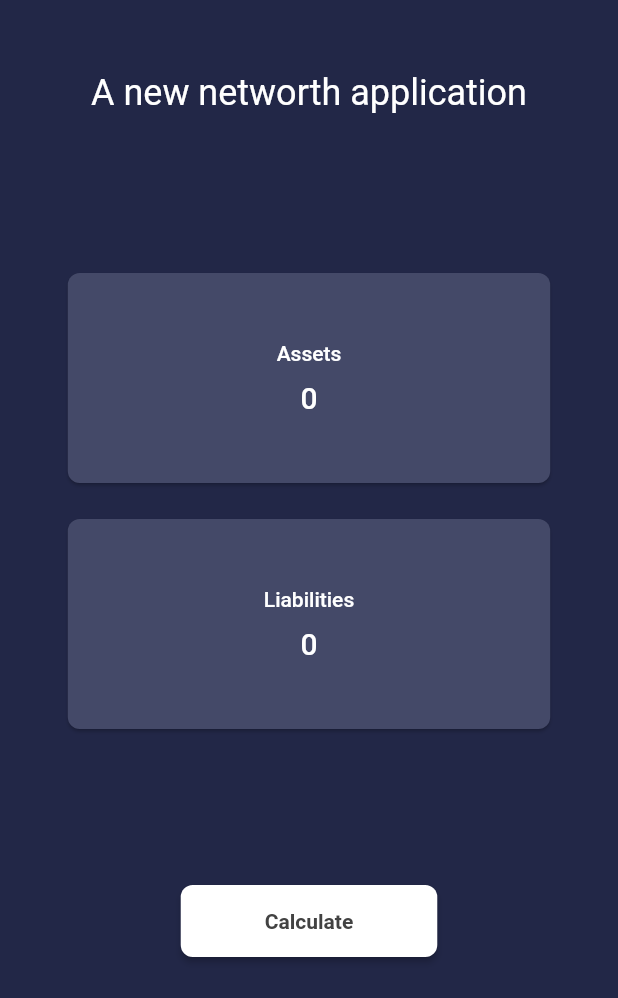
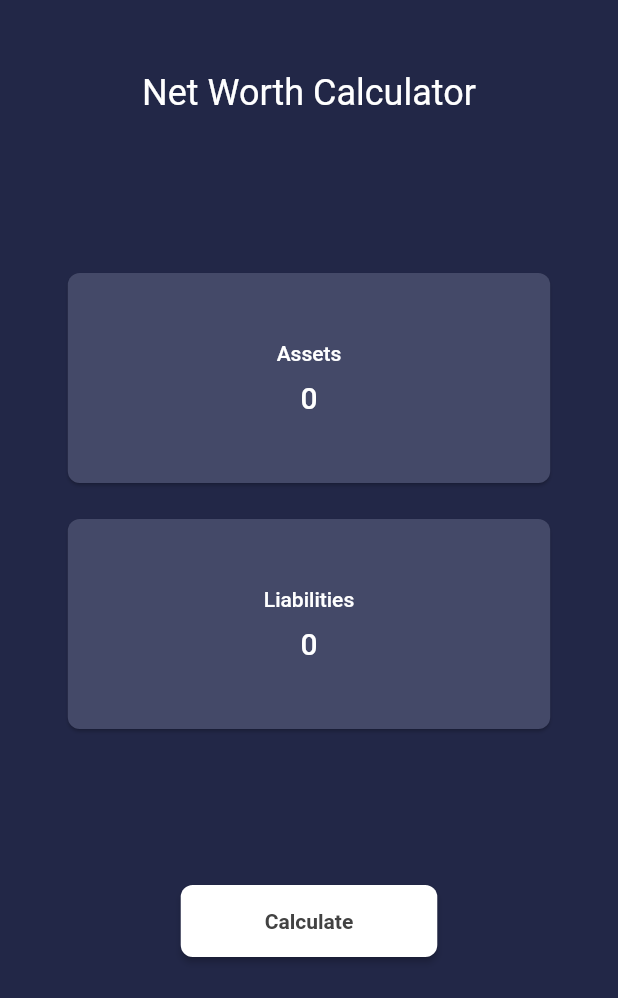
Before and after one commit to Vishnuanand77/NetWorthApp, a Flutter app: the screen it shows after launch, on a phone screen of 412 x 824 dp. Shown: the top 998 px of the screen. Run offline on Flutter 3.47's test engine with Material 2 defaults, Android fonts, the phone set to English and light mode, and no system bars.

Commit message:
Title changes

```diff
--- a/lib/main.dart
+++ b/lib/main.dart
@@ -73,7 +73,7 @@ class _MyHomePageState extends State<MyHomePage> {
                   height: 48,
                 ),
                 Text(
-                  'A new networth application',
+                  'Net Worth Calculator',
                   style: theme.textTheme.headline5,
                 ),
                 SizedBox(
```
